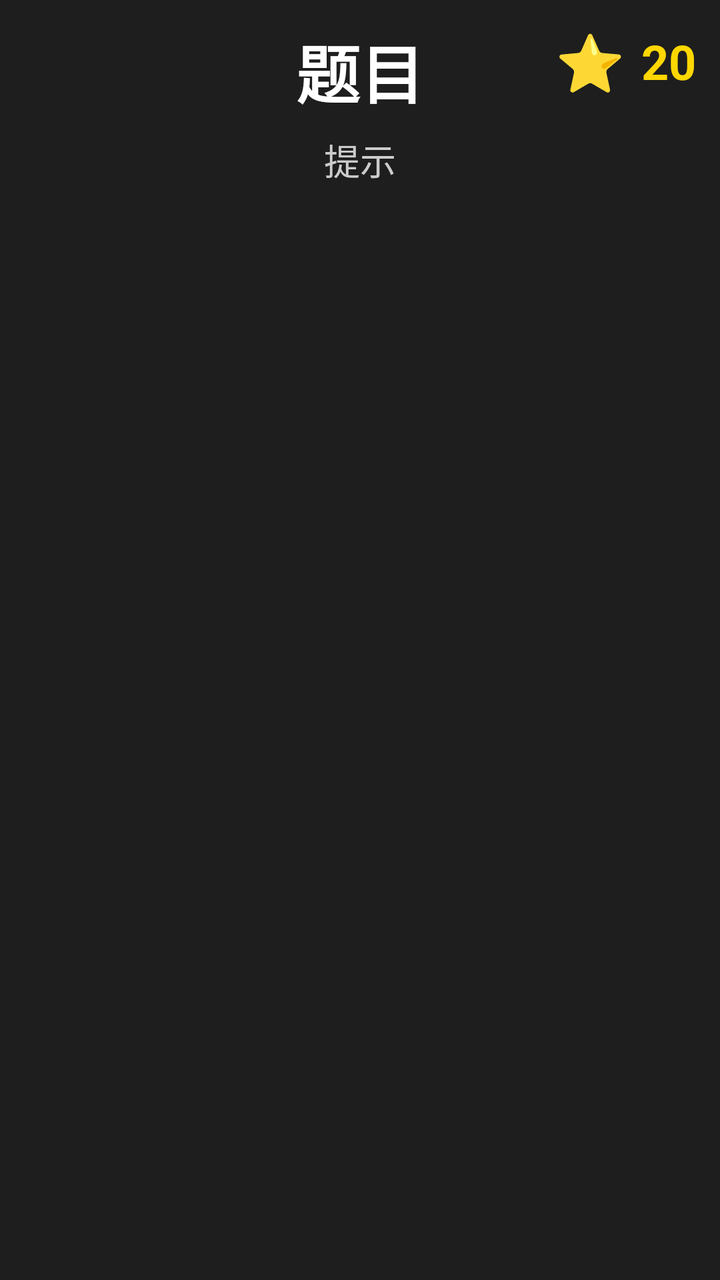
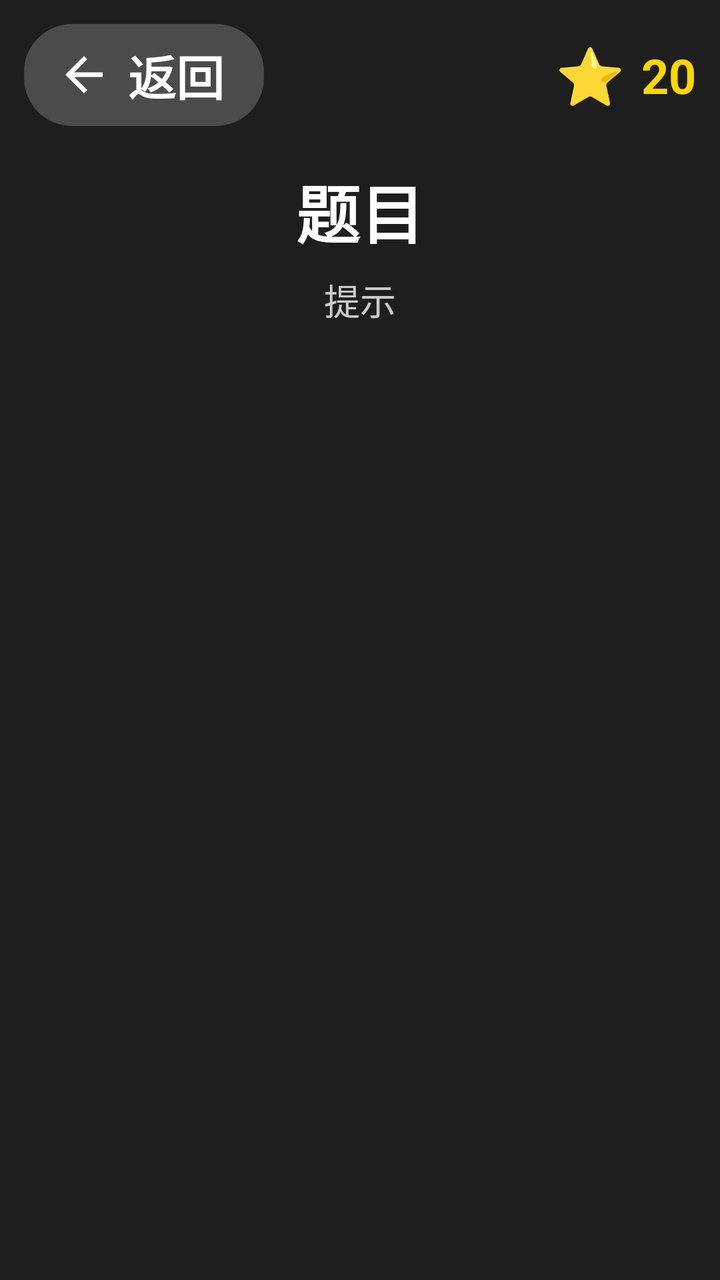

An Android layout rendered at two revisions. The XML below is the earlier revision; the diff shows what the commit changed to produce the second picture.
<!-- AndroidManifest.xml: application theme Theme.ChineseLearning -->
<!-- res/layout/fragment_game.xml -->
<?xml version="1.0" encoding="utf-8"?>
<FrameLayout xmlns:android="http://schemas.android.com/apk/res/android"
    android:layout_width="match_parent"
    android:layout_height="match_parent"
    android:background="#1E1E1E">

    
    <LinearLayout
        android:layout_width="wrap_content"
        android:layout_height="wrap_content"
        android:layout_gravity="top|end"
        android:layout_margin="12dp"
        android:orientation="horizontal"
        android:gravity="center_vertical">

        <TextView
            android:id="@+id/tv_star_icon"
            android:layout_width="wrap_content"
            android:layout_height="wrap_content"
            android:text="⭐"
            android:textSize="@dimen/star_icon_text_size"
            android:textColor="#FFD700" />

        <TextView
            android:id="@+id/tv_stars"
            android:layout_width="wrap_content"
            android:layout_height="wrap_content"
            android:text="20"
            android:textColor="#FFD700"
            android:textSize="@dimen/star_count_text_size"
            android:textStyle="bold"
            android:layout_marginStart="8dp" />
    </LinearLayout>

    
    <LinearLayout
        android:layout_width="match_parent"
        android:layout_height="match_parent"
        android:orientation="vertical"
        android:gravity="center"
        android:padding="12dp">

        <TextView
            android:id="@+id/tv_question"
            android:layout_width="match_parent"
            android:layout_height="wrap_content"
            android:text="题目"
            android:textSize="@dimen/question_text_size"
            android:textStyle="bold"
            android:textColor="#FFFFFF"
            android:gravity="center"
            android:layout_marginBottom="8dp" />

        <TextView
            android:id="@+id/tv_hint"
            android:layout_width="match_parent"
            android:layout_height="wrap_content"
            android:text="提示"
            android:textSize="@dimen/hint_text_size"
            android:textColor="#CCCCCC"
            android:gravity="center"
            android:layout_marginBottom="12dp" />

        
        <LinearLayout
            android:id="@+id/options_container"
            android:layout_width="match_parent"
            android:layout_height="0dp"
            android:layout_weight="1"
            android:orientation="horizontal"
            android:gravity="center"
            android:clipChildren="false"
            android:clipToPadding="false" />
    </LinearLayout>

    
    <VideoView
        android:id="@+id/video_success"
        android:layout_width="match_parent"
        android:layout_height="match_parent"
        android:visibility="gone"
        android:focusable="false"
        android:focusableInTouchMode="false" />

    
    <VideoView
        android:id="@+id/video_error"
        android:layout_width="match_parent"
        android:layout_height="match_parent"
        android:visibility="gone"
        android:focusable="false"
        android:focusableInTouchMode="false" />

</FrameLayout>
<!-- resources referenced by this layout -->
<resources>
  <dimen name="hint_text_size">18sp</dimen>
  <dimen name="question_text_size">32sp</dimen>
  <dimen name="star_count_text_size">24sp</dimen>
  <dimen name="star_icon_text_size">28sp</dimen>
  <style name="Theme.ChineseLearning" parent="Theme.AppCompat.NoActionBar">
          <item name="android:windowBackground">@color/black</item>
          <item name="android:colorPrimary">@color/purple_500</item>
          <item name="android:colorPrimaryDark">@color/purple_700</item>
          <item name="android:colorAccent">@color/teal_200</item>
      </style>
  <color name="black">#FF000000</color>
  <color name="purple_500">#FF6200EE</color>
  <color name="purple_700">#FF3700B3</color>
  <color name="teal_200">#FF03DAC5</color>
</resources>

<!-- the commit's change to res/layout/fragment_game.xml (unified diff, before → after) -->
@@ -6,13 +6,49 @@
 
     
     <LinearLayout
-        android:layout_width="wrap_content"
+        android:layout_width="match_parent"
         android:layout_height="wrap_content"
-        android:layout_gravity="top|end"
-        android:layout_margin="12dp"
+        android:layout_gravity="top"
         android:orientation="horizontal"
-        android:gravity="center_vertical">
+        android:gravity="center_vertical"
+        android:padding="12dp">
 
+        
+        <LinearLayout
+            android:id="@+id/tv_back"
+            android:layout_width="wrap_content"
+            android:layout_height="wrap_content"
+            android:orientation="horizontal"
+            android:gravity="center_vertical"
+            android:focusable="true"
+            android:clickable="true"
+            android:background="@drawable/bg_back_button"
+            android:paddingStart="16dp"
+            android:paddingEnd="20dp"
+            android:paddingTop="8dp"
+            android:paddingBottom="8dp">
+
+            <ImageView
+                android:layout_width="28dp"
+                android:layout_height="28dp"
+                android:src="@drawable/ic_back"
+                android:layout_marginEnd="8dp" />
+
+            <TextView
+                android:layout_width="wrap_content"
+                android:layout_height="wrap_content"
+                android:text="返回"
+                android:textSize="24sp"
+                android:textColor="#FFFFFF"
+                android:textStyle="bold" />
+        </LinearLayout>
+
+        <View
+            android:layout_width="0dp"
+            android:layout_height="1dp"
+            android:layout_weight="1" />
+
+        
         <TextView
             android:id="@+id/tv_star_icon"
             android:layout_width="wrap_content"
@@ -34,11 +70,13 @@
 
     
     <LinearLayout
+        android:id="@+id/content_container"
         android:layout_width="match_parent"
         android:layout_height="match_parent"
         android:orientation="vertical"
         android:gravity="center"
-        android:padding="12dp">
+        android:padding="12dp"
+        android:layout_marginTop="70dp">
 
         <TextView
             android:id="@+id/tv_question"
@@ -61,7 +99,6 @@
             android:gravity="center"
             android:layout_marginBottom="12dp" />
 
-        
         <LinearLayout
             android:id="@+id/options_container"
             android:layout_width="match_parent"
<!-- resource entries referenced after the edit -->
@@ -4,6 +4,37 @@
   <dimen name="question_text_size">32sp</dimen>
   <dimen name="star_count_text_size">24sp</dimen>
   <dimen name="star_icon_text_size">28sp</dimen>
+  <!-- drawable bg_back_button (drawable) -->
+  <?xml version="1.0" encoding="utf-8"?>
+  <selector xmlns:android="http://schemas.android.com/apk/res/android">
+      
+      <item android:state_focused="true">
+          <shape android:shape="rectangle">
+              <solid android:color="#FF9800" />
+              <corners android:radius="24dp" />
+              <stroke android:width="3dp" android:color="#FFFFFF" />
+          </shape>
+      </item>
+      
+      <item>
+          <shape android:shape="rectangle">
+              <solid android:color="#33FFFFFF" />
+              <corners android:radius="24dp" />
+          </shape>
+      </item>
+  </selector>
+  <!-- drawable ic_back (drawable) -->
+  <?xml version="1.0" encoding="utf-8"?>
+  <vector xmlns:android="http://schemas.android.com/apk/res/android"
+      android:width="32dp"
+      android:height="32dp"
+      android:viewportWidth="24"
+      android:viewportHeight="24">
+      
+      <path
+          android:fillColor="#FFFFFF"
+          android:pathData="M20,11H7.83l5.59,-5.59L12,4l-8,8 8,8 1.41,-1.41L7.83,13H20v-2z" />
+  </vector>
   <style name="Theme.ChineseLearning" parent="Theme.AppCompat.NoActionBar">
           <item name="android:windowBackground">@color/black</item>
           <item name="android:colorPrimary">@color/purple_500</item>
